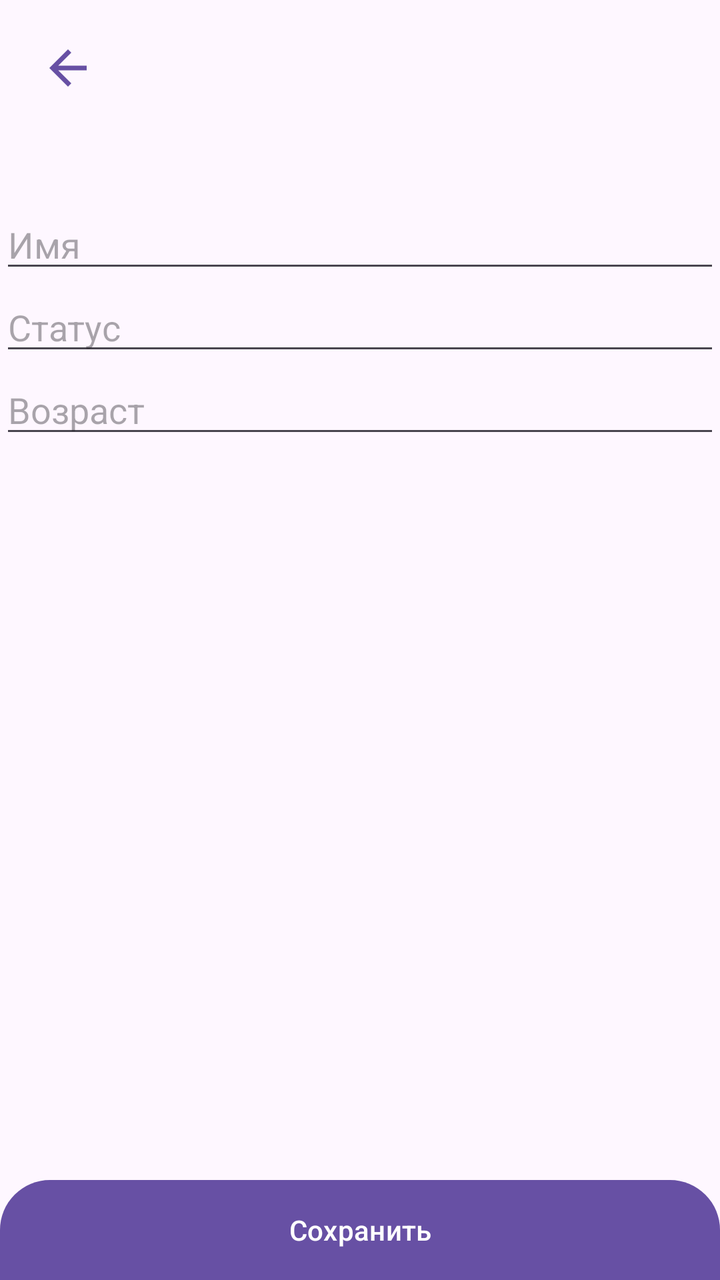
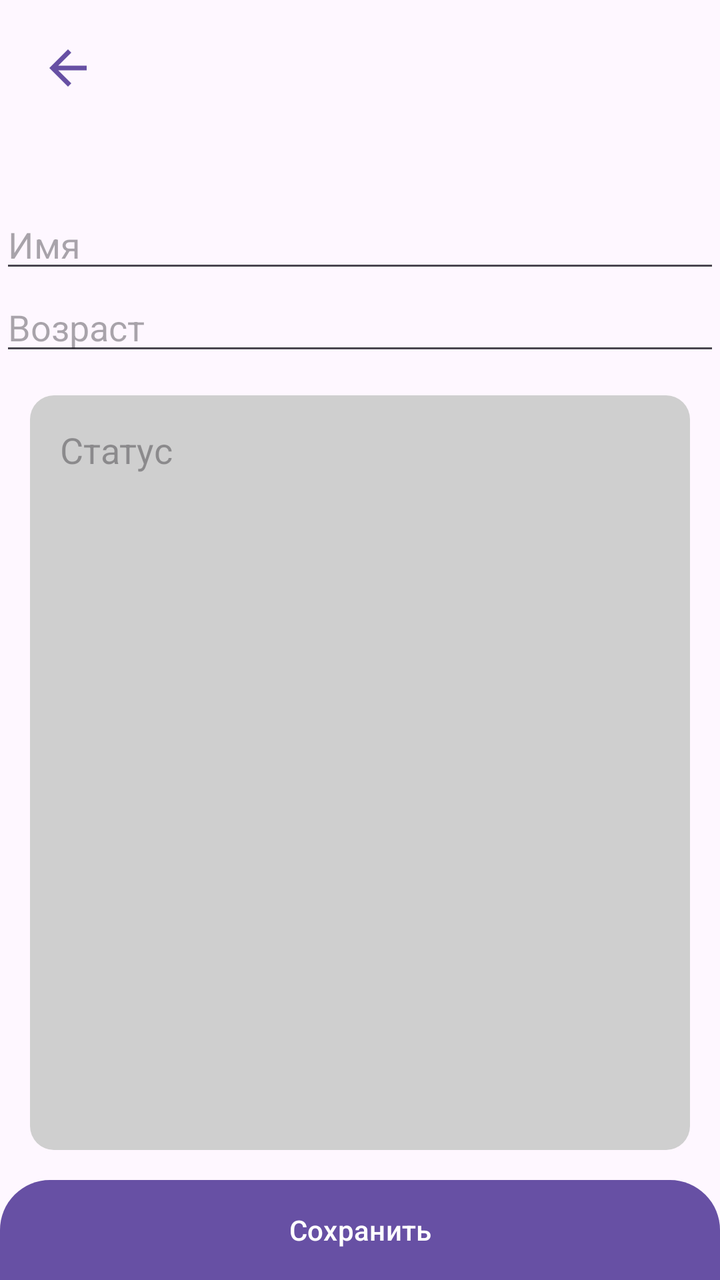

An Android layout rendered at two revisions. The XML below is the earlier revision; the diff shows what the commit changed to produce the second picture.
<!-- AndroidManifest.xml: application theme Theme.Practice19 -->
<!-- res/layout/activity_user.xml -->
<?xml version="1.0" encoding="utf-8"?>
<FrameLayout xmlns:android="http://schemas.android.com/apk/res/android"
    xmlns:tools="http://schemas.android.com/tools"
    android:layout_width="match_parent"
    android:layout_height="match_parent"
    tools:context=".UserActivity">

    <Button
        android:layout_width="28dp"
        android:layout_height="28dp"
        android:layout_marginStart="20dp"
        android:layout_marginTop="20dp"
        android:background="@drawable/ic_baseline_keyboard_backspace_24"
        android:onClick="Back" />

    <LinearLayout
        android:layout_width="match_parent"
        android:layout_height="match_parent"
        android:layout_marginTop="100dp"
        android:layout_marginBottom="50dp"
        android:orientation="vertical">

        <EditText
            android:id="@+id/NameTextView"
            android:layout_width="match_parent"
            android:layout_height="wrap_content"
            android:maxLines="1"
            android:inputType="text"
            android:hint="@string/nameHint" />

        <EditText
            android:id="@+id/StateTextView"
            android:layout_width="match_parent"
            android:layout_height="wrap_content"
            android:hint="@string/stateHint" />

        <EditText
            android:id="@+id/AgeTextView"
            android:layout_width="match_parent"
            android:layout_height="wrap_content"
            android:hint="@string/ageHint"
            android:inputType="number" />


    </LinearLayout>

    <Button
        android:background="@drawable/back_round_smoke_top"
        android:backgroundTint="@null"
        android:text="@string/save"
        android:onClick="Save"
        android:layout_gravity="bottom"
        android:layout_width="match_parent"
        android:layout_height="50dp" />


</FrameLayout>
<!-- resources referenced by this layout -->
<resources>
  <!-- drawable back_round_smoke_top (drawable) -->
  <?xml version="1.0" encoding="utf-8"?>
  <shape xmlns:android="http://schemas.android.com/apk/res/android">
  
      <solid android:color="@color/colorSmoke" />
  
      <corners
          android:topLeftRadius="25dp"
          android:topRightRadius="25dp" />
  
  </shape>
  <!-- drawable ic_baseline_keyboard_backspace_24 (drawable) -->
  <vector xmlns:android="http://schemas.android.com/apk/res/android" android:autoMirrored="true" android:height="24dp" android:tint="#000000" android:viewportHeight="960" android:viewportWidth="960" android:width="24dp">
        
      <path android:fillColor="@android:color/white" android:pathData="M313,520L537,744L480,800L160,480L480,160L537,216L313,440L800,440L800,520L313,520Z"/>
      
  </vector>
  <string name="ageHint">Возраст</string>
  <string name="nameHint">Имя</string>
  <string name="save">Сохранить</string>
  <string name="stateHint">Статус</string>
  <style name="Theme.Practice19" parent="Base.Theme.Practice19" />
  <color name="colorSmoke">#CFCFCF</color>
  <style name="Base.Theme.Practice19" parent="Theme.Material3.DayNight.NoActionBar">
          
          
      </style>
</resources>

<!-- the commit's change to res/layout/activity_user.xml (unified diff, before → after) -->
@@ -29,29 +29,39 @@
             android:hint="@string/nameHint" />
 
         <EditText
-            android:id="@+id/StateTextView"
-            android:layout_width="match_parent"
-            android:layout_height="wrap_content"
-            android:hint="@string/stateHint" />
-
-        <EditText
             android:id="@+id/AgeTextView"
             android:layout_width="match_parent"
             android:layout_height="wrap_content"
-            android:hint="@string/ageHint"
-            android:inputType="number" />
+            android:maxLines="1"
+            android:inputType="number"
+            android:hint="@string/ageHint" />
 
+        <FrameLayout
+            android:layout_width="match_parent"
+            android:layout_height="match_parent"
+            android:layout_margin="15dp"
+            android:background="@drawable/back_smoke_round">
+
+            <EditText
+                android:id="@+id/StateTextView"
+                android:layout_width="match_parent"
+                android:layout_height="wrap_content"
+                android:layout_margin="15dp"
+                android:background="@android:color/transparent"
+                android:inputType="textMultiLine"
+                android:hint="@string/stateHint" />
+
+        </FrameLayout>
 
     </LinearLayout>
 
     <Button
+        android:layout_width="match_parent"
+        android:layout_height="50dp"
+        android:layout_gravity="bottom"
         android:background="@drawable/back_round_smoke_top"
         android:backgroundTint="@null"
         android:text="@string/save"
-        android:onClick="Save"
-        android:layout_gravity="bottom"
-        android:layout_width="match_parent"
-        android:layout_height="50dp" />
-
+        android:onClick="Save" />
 
 </FrameLayout>
<!-- resource entries referenced after the edit -->
@@ -9,6 +9,14 @@
       <corners
           android:topLeftRadius="25dp"
           android:topRightRadius="25dp" />
+  
+  </shape>
+  <!-- drawable back_smoke_round (drawable) -->
+  <?xml version="1.0" encoding="utf-8"?>
+  <shape xmlns:android="http://schemas.android.com/apk/res/android">
+  
+      <corners android:radius="12dp" />
+      <solid android:color="@color/colorSmoke" />
   
   </shape>
   <!-- drawable ic_baseline_keyboard_backspace_24 (drawable) -->
